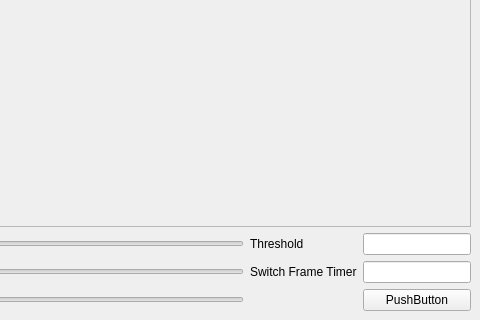
Qt form src/sidebar.ui (dangnguyenphuc/storm-visualizer) before a commit; both pictures show x 556 to 1036 and y 311 to 631 of the 1036 by 631 pixel window.
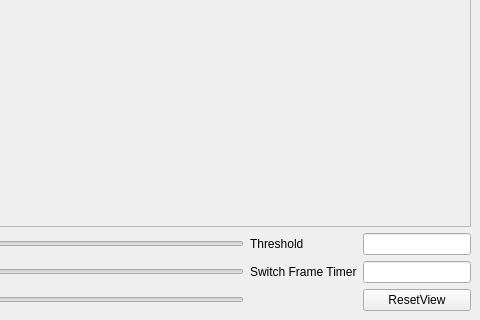
The same form after that commit. Icons and pictures are not drawn.

Commit message: devH - add variables for 3dObject, add resetView

What changed in the file:
```diff
--- a/src/sidebar.ui
+++ b/src/sidebar.ui
@@ -1090,7 +1090,7 @@
                  <item row="2" column="5">
                   <widget class="QPushButton" name="pushButton">
                    <property name="text">
-                    <string>PushButton</string>
+                    <string>ResetView</string>
                    </property>
                   </widget>
                  </item>
```
Left out of the diff: 4 changed lines with no effect on the pictures. The commit also changes 5 other files.
